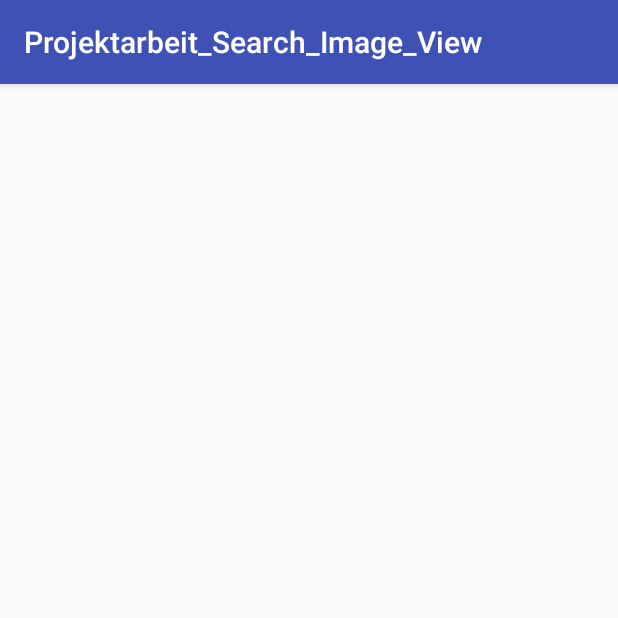
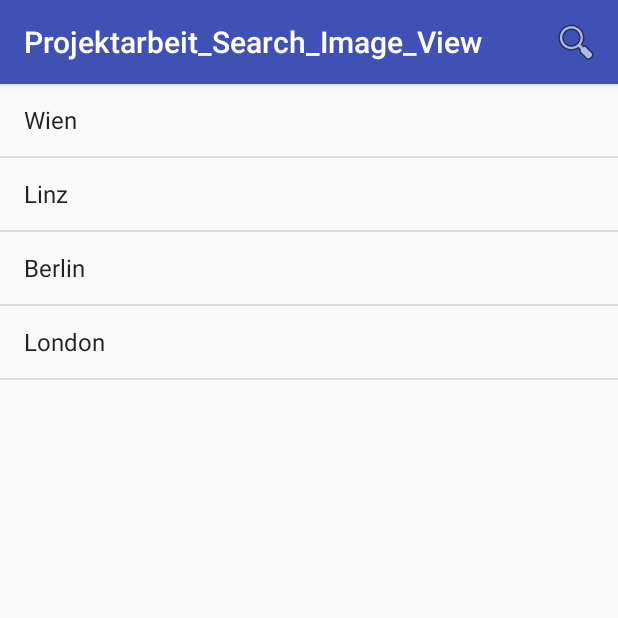
Before and after one commit to NoahBunte/Projekt_MGIN, an Android app: the screen it shows after launch (MainActivity), on a phone screen of 412 x 824 dp, the top half of it. Run offline under Robolectric (Android 15) with nearby library versions, the phone set to English and light mode, and no system bars.

Commit message:
layout menu search zeigs

```diff
--- a/app/src/main/AndroidManifest.xml
+++ b/app/src/main/AndroidManifest.xml
@@ -1,6 +1,7 @@
 <?xml version="1.0" encoding="utf-8"?>
 <manifest xmlns:android="http://schemas.android.com/apk/res/android"
-    package="com.example.noah.projektarbeit_search_image_view">
+    package="com.example.noah.projektarbeit_search_image_view"
+    xmlns:app="http://schemas.android.com/apk/res-auto">
 
     <application
         android:allowBackup="true"
@@ -15,6 +16,9 @@
 
                 <category android:name="android.intent.category.LAUNCHER" />
             </intent-filter>
+            <meta-data
+                android:name="android.app.searchable"
+                android:resource="@xml/searchable"/>
         </activity>
     </application>
 
--- a/app/src/main/java/com/example/noah/projektarbeit_search_image_view/MainActivity.java
+++ b/app/src/main/java/com/example/noah/projektarbeit_search_image_view/MainActivity.java
@@ -1,13 +1,78 @@
 package com.example.noah.projektarbeit_search_image_view;
 
+import android.app.SearchManager;
+import android.content.Context;
 import android.support.v7.app.AppCompatActivity;
 import android.os.Bundle;
+import android.view.Menu;
+import android.view.MenuInflater;
+import android.view.MenuItem;
+import android.widget.ArrayAdapter;
+import android.widget.ListView;
+import android.widget.SearchView;
+
+import java.util.ArrayList;
+import java.util.LinkedList;
+import java.util.List;
 
 public class MainActivity extends AppCompatActivity {
+
+    ListView search_city;
+    ArrayAdapter<Stadt> adapter;
 
     @Override
     protected void onCreate(Bundle savedInstanceState) {
         super.onCreate(savedInstanceState);
         setContentView(R.layout.activity_main);
+
+        search_city = (ListView) findViewById(R.id.search_city);
+
+        ArrayList <Stadt> items = initData();
+
+        adapter = new ArrayAdapter<Stadt>(this, android.R.layout.simple_list_item_1, items);
+        search_city.setAdapter(adapter);
+    }
+
+    @Override
+    public boolean onCreateOptionsMenu(Menu menu) {
+        MenuInflater inflater = getMenuInflater();
+        inflater.inflate(R.menu.search_menu, menu);
+
+        SearchManager searchManager = (SearchManager) getSystemService(Context.SEARCH_SERVICE);
+        MenuItem item = menu.findItem(R.id.search);
+        SearchView searchView = (SearchView) item.getActionView();
+
+        searchView.setSearchableInfo(searchManager.getSearchableInfo(getComponentName()));
+
+        searchView.setOnQueryTextListener(new SearchView.OnQueryTextListener() {
+            @Override
+            public boolean onQueryTextSubmit(String query) {
+                return false;
+            }
+
+            @Override
+            public boolean onQueryTextChange(String newText) {
+                adapter.getFilter().filter(newText);
+                return true;
+            }
+        });
+
+        return super.onCreateOptionsMenu(menu);
+    }
+
+    private ArrayList<Stadt> initData() {
+        ArrayList <Stadt> linkedList = new ArrayList<Stadt>();
+
+        Stadt stadt1 = new Stadt("Wien", 189000, 414, 270);
+        Stadt stadt2 = new Stadt("Linz", 204000, 95, 266);
+        Stadt stadt3 = new Stadt("Berlin", 3620000, 891, 110);
+        Stadt stadt4 = new Stadt("London", 8800000, 1572, 105);
+
+        linkedList.add(stadt1);
+        linkedList.add(stadt2);
+        linkedList.add(stadt3);
+        linkedList.add(stadt4);
+
+        return linkedList;
     }
 }
--- /dev/null
+++ b/app/src/main/java/com/example/noah/projektarbeit_search_image_view/Stadt.java
@@ -0,0 +1,56 @@
+package com.example.noah.projektarbeit_search_image_view;
+
+public class Stadt {
+    String name;
+    int Einwohner; //in Millionen
+    int fläche;
+    int höhe;
+
+    public Stadt(String name, int einwohner, int fläche, int höhe) {
+        this.name = name;
+        Einwohner = einwohner;
+        this.fläche = fläche;
+        this.höhe = höhe;
+    }
+
+    public Stadt() {
+    }
+
+    public String getName() {
+        return name;
+    }
+
+    public void setName(String name) {
+        this.name = name;
+    }
+
+    public int getEinwohner() {
+        return Einwohner;
+    }
+
+    public void setEinwohner(int einwohner) {
+        Einwohner = einwohner;
+    }
+
+    public int getFläche() {
+        return fläche;
+    }
+
+    public void setFläche(int fläche) {
+        this.fläche = fläche;
+    }
+
+    public int getHöhe() {
+        return höhe;
+    }
+
+    public void setHöhe(int höhe) {
+        this.höhe = höhe;
+    }
+
+    @Override
+    public String toString() {
+        return name +"";
+
+    }
+}
--- a/app/src/main/res/layout/activity_main.xml
+++ b/app/src/main/res/layout/activity_main.xml
@@ -1,5 +1,5 @@
 <?xml version="1.0" encoding="utf-8"?>
-<android.support.constraint.ConstraintLayout xmlns:android="http://schemas.android.com/apk/res/android"
+<RelativeLayout xmlns:android="http://schemas.android.com/apk/res/android"
     xmlns:app="http://schemas.android.com/apk/res-auto"
     xmlns:tools="http://schemas.android.com/tools"
     android:layout_width="match_parent"
@@ -7,8 +7,10 @@
     tools:context=".MainActivity">
 
     <ListView
-        android:layout_width="368dp"
-        android:layout_height="526dp"
+        android:id="@+id/search_city"
+        android:layout_width="fill_parent"
+        android:layout_height="fill_parent"
         tools:layout_editor_absoluteX="8dp"
         tools:layout_editor_absoluteY="8dp" />
-</android.support.constraint.ConstraintLayout>
+
+</RelativeLayout>
--- a/app/src/main/res/xml/searchable.xml
+++ b/app/src/main/res/xml/searchable.xml
@@ -1,3 +1,5 @@
 <?xml version="1.0" encoding="utf-8"?>
 <searchable xmlns:android="http://schemas.android.com/apk/res/android">
+    android:label="Projektarbeit_Search_Image_View"
+    android:hint="Tier">
 </searchable>
```
Also changed, not shown: app/src/main/res/values/strings.xml (+1 -14 lines).
